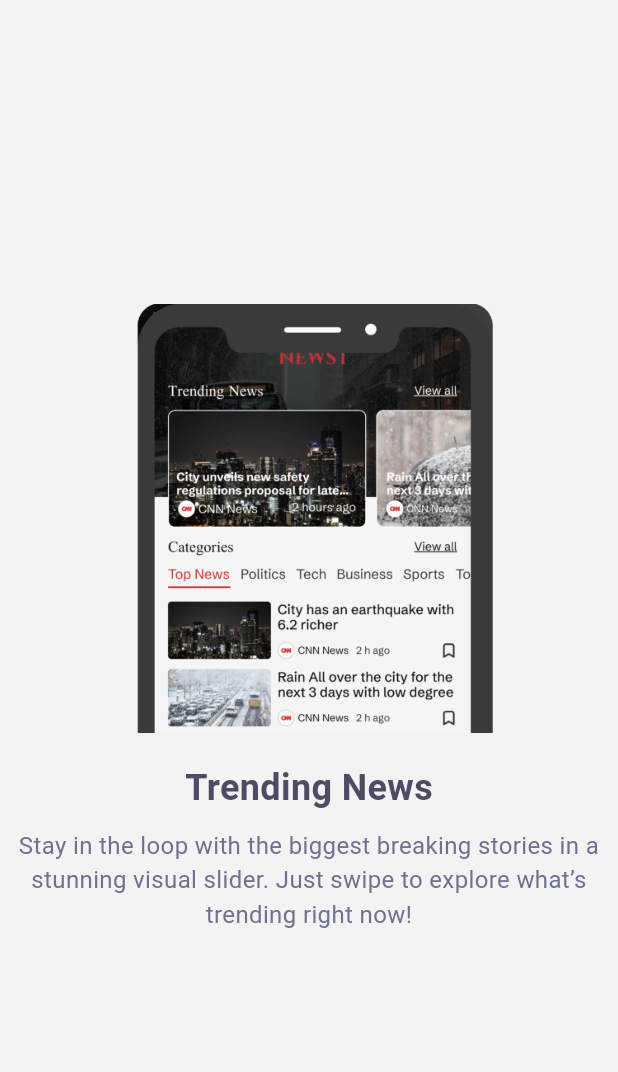
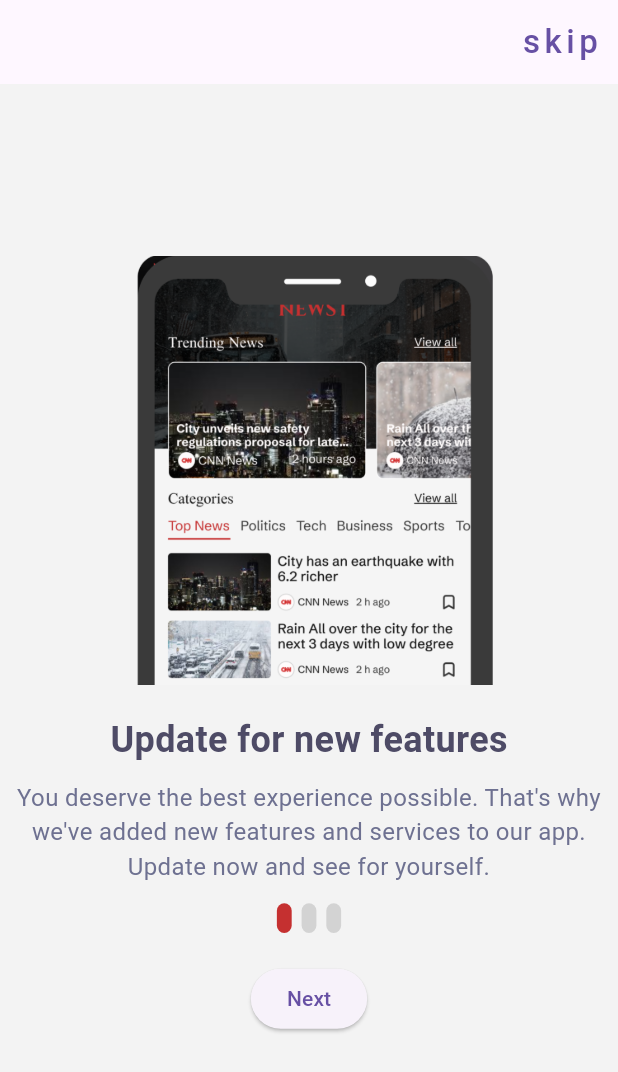
Before and after one commit to Mohamed-Samir-Ibrahim/news_app, a Flutter app: the screen it shows after launch, on a phone screen of 412 x 824 dp. Shown: the top 1072 px of the screen. Run offline on Flutter 3.47's test engine with Material 3 defaults, Android fonts, the phone set to English and light mode, and no system bars; our stand-ins replace shared_preferences.

Commit message:
feat(onboarding): finished onboarding.

```diff
--- /dev/null
+++ b/lib/core/models/onboarding_model.dart
@@ -0,0 +1,9 @@
+class OnboardingModel {
+  String title, description, image;
+
+  OnboardingModel({
+    required this.description,
+    required this.image,
+    required this.title,
+  });
+}
--- /dev/null
+++ b/lib/core/services/preference_manager.dart
@@ -0,0 +1,68 @@
+import 'package:shared_preferences/shared_preferences.dart';
+
+class PreferencesManager {
+  static final PreferencesManager _instance = PreferencesManager._internal();
+
+  factory PreferencesManager() {
+    return _instance;
+  }
+
+  PreferencesManager._internal();
+
+  late final SharedPreferences _preferences;
+
+  init() async {
+    _preferences = await SharedPreferences.getInstance();
+  }
+
+  // set
+  Future<bool> setString(String key, String value) async {
+    return await _preferences.setString(key, value);
+  }
+
+  Future<bool> setBool(String key, bool value) async {
+    return await _preferences.setBool(key, value);
+  }
+
+  Future<bool> setDouble(String key, double value) async {
+    return await _preferences.setDouble(key, value);
+  }
+
+  Future<bool> setInt(String key, int value) async {
+    return await _preferences.setInt(key, value);
+  }
+
+  Future<bool> setStringList(String key, List<String> value) async {
+    return await _preferences.setStringList(key, value);
+  }
+
+  // get
+  String? getString(String key) {
+    return _preferences.getString(key);
+  }
+
+  bool? getBool(String key) {
+    return _preferences.getBool(key);
+  }
+
+  int? getInt(String key) {
+    return _preferences.getInt(key);
+  }
+
+  double? getDouble(String key) {
+    return _preferences.getDouble(key);
+  }
+
+  List<String>? getStringList(String key) {
+    return _preferences.getStringList(key);
+  }
+
+  // delete
+  remove(String key) async {
+    await _preferences.remove(key);
+  }
+
+  clear() async {
+    await _preferences.clear();
+  }
+}
--- a/lib/features/onboarding/onboarding_screen.dart
+++ b/lib/features/onboarding/onboarding_screen.dart
@@ -1,4 +1,7 @@
 import 'package:flutter/material.dart';
+import 'package:news_app/core/models/onboarding_model.dart';
+import 'package:news_app/core/services/preference_manager.dart';
+import 'package:news_app/features/auth/login_screen.dart';
 
 class OnboardingScreen extends StatefulWidget {
   const OnboardingScreen({super.key});
@@ -8,19 +11,74 @@ class OnboardingScreen extends StatefulWidget {
 }
 
 class _OnboardingScreenState extends State<OnboardingScreen> {
+  final PageController _controller = PageController();
+
+  final List<OnboardingModel> onboardingData = [
+    OnboardingModel(
+      image: 'assets/images/onboarding1.png',
+      title: 'Update for new features',
+      description:
+      "You deserve the best experience possible. That's why we've added new features and services to our app. Update now and see for yourself.",
+    ),
+    OnboardingModel(
+      image: 'assets/images/onboarding2.png',
+      title: 'Pick What You Love',
+      description:
+      "No more endless scrolling! Tap into your favorite topics like Tech, Politics, or Sports and get personalized news in seconds.",
+    ),
+    OnboardingModel(
+      image: 'assets/images/onboarding3.png',
+      title: 'Save It. Read It Later. Stay Smart.',
+      description:
+      "Found something interesting? Tap the bookmark and come back to it anytime. Never lose a great read again!",
+    ),
+  ];
+  int _currentIndex = 0;
+
+  void _finisOnBoarding() {
+    PreferencesManager().setBool('onBoarding', true);
+    Navigator.pushReplacement(
+      context,
+      MaterialPageRoute(
+        builder: (BuildContext context) {
+          return LoginScreen();
+        },
+      ),
+    );
+  }
   @override
   Widget build(BuildContext context) {
     return Scaffold(
+      appBar: AppBar(
+        actions: [
+          (_currentIndex < onboardingData.length - 1)
+              ? TextButton(
+            onPressed: () {
+              _finisOnBoarding();
+            },
+            child: Text(
+              'skip',
+              style: TextStyle(fontSize: MediaQuery.of(context).textScaler.scale(22), letterSpacing: 3),
+            ),
+          )
+              : Text(''),
+        ],
+      ),
       body: PageView.builder(
         itemCount: 3,
+        controller: _controller,
+        onPageChanged: (index) {
+          setState(() => _currentIndex = index);
+        },
+        scrollDirection: Axis.horizontal,
         itemBuilder: (context, index) {
           return Column(
             mainAxisAlignment: MainAxisAlignment.center,
             children: [
-            Image.asset('assets/images/onboarding1.png',height: MediaQuery.of(context).size.height * 0.347,width: double.infinity,),
+            Image.asset(onboardingData[index].image,height: MediaQuery.of(context).size.height * 0.347,width: double.infinity,),
             SizedBox(height: MediaQuery.of(context).size.height * 0.024,),
             Text(
-              'Trending News',
+              onboardingData[index].title,
               style: TextStyle(
                 fontSize: MediaQuery.of(context).textScaler.scale(24),
                 fontWeight: FontWeight.bold,
@@ -29,7 +87,7 @@ class _OnboardingScreenState extends State<OnboardingScreen> {
             ),
             SizedBox(height: MediaQuery.of(context).size.height * 0.012,),
             Text(
-              'Stay in the loop with the biggest breaking stories in a stunning visual slider. Just swipe to explore what’s trending right now!',
+              onboardingData[index].description,
               style: TextStyle(
                 fontSize: MediaQuery.of(context).textScaler.scale(16),
                 fontWeight: FontWeight.w400,
@@ -37,6 +95,52 @@ class _OnboardingScreenState extends State<OnboardingScreen> {
               ),
               textAlign: TextAlign.center,
             ),
+              SizedBox(height: MediaQuery.of(context).size.height * 0.016,),
+              Row(
+                mainAxisAlignment: MainAxisAlignment.center,
+                children: List.generate(
+                  onboardingData.length,
+                      (dotIndex) => GestureDetector(
+                    onTap: () {
+                      _controller.animateToPage(
+                        dotIndex, // e.g., 2
+                        duration: const Duration(milliseconds: 300),
+                        curve: Curves.easeInOut,
+                      );
+                    },
+                    child: Container(
+                      margin: EdgeInsets.symmetric(horizontal: MediaQuery.of(context).size.width * 0.008),
+                      width: MediaQuery.of(context).size.width * 0.024,
+                      height: MediaQuery.of(context).size.height * 0.024,
+                      decoration: BoxDecoration(
+                        borderRadius: BorderRadius.circular(7),
+                        color: (_currentIndex == dotIndex
+                            ? Color(0xFFC53030)
+                            : Color(0xFFD3D3D3)),
+                      ),
+                    ),
+                  ),
+                ),
+              ),
+              SizedBox(height: MediaQuery.of(context).size.height * 0.024,),
+              ElevatedButton(
+                onPressed: () {
+                  if (_currentIndex < onboardingData.length - 1) {
+                    _controller.nextPage(
+                      duration: const Duration(milliseconds: 300),
+                      curve: Curves.easeInOut,
+                    );
+                  } else {
+                    _finisOnBoarding();
+                  }
+                },
+                child: Text(
+                  (_currentIndex < onboardingData.length - 1
+                      ? 'Next'
+                      : 'Get Started'),
+                ),
+              ),
+              SizedBox(height: MediaQuery.of(context).size.height * 0.024,),
           ],
           );
         },
--- a/lib/main.dart
+++ b/lib/main.dart
@@ -1,8 +1,11 @@
 import 'package:flutter/material.dart';
+import 'package:news_app/core/services/preference_manager.dart';
 import 'package:news_app/features/onboarding/onboarding_screen.dart';
 import 'package:news_app/features/splash/splash_screen.dart';
 
-void main() {
+void main() async{
+  WidgetsFlutterBinding.ensureInitialized();
+  await PreferencesManager().init();
   runApp(const MyApp());
 }
 
--- a/pubspec.yaml
+++ b/pubspec.yaml
@@ -34,6 +34,7 @@ dependencies:
   # The following adds the Cupertino Icons font to your application.
   # Use with the CupertinoIcons class for iOS style icons.
   cupertino_icons: ^1.0.8
+  shared_preferences:
 
 dev_dependencies:
   flutter_test:
```
Also changed, not shown: lib/features/auth/login_screen.dart (added, +10 -0 lines), 1 other file.
